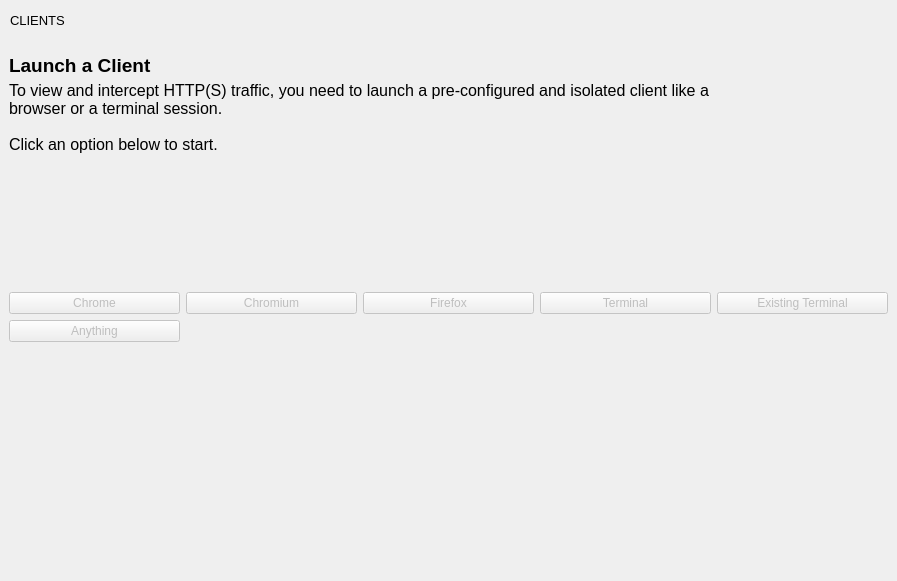
First picture: the form in src/views/clients/clients_page.ui, repository evanrolfe/pntest, before the edit.
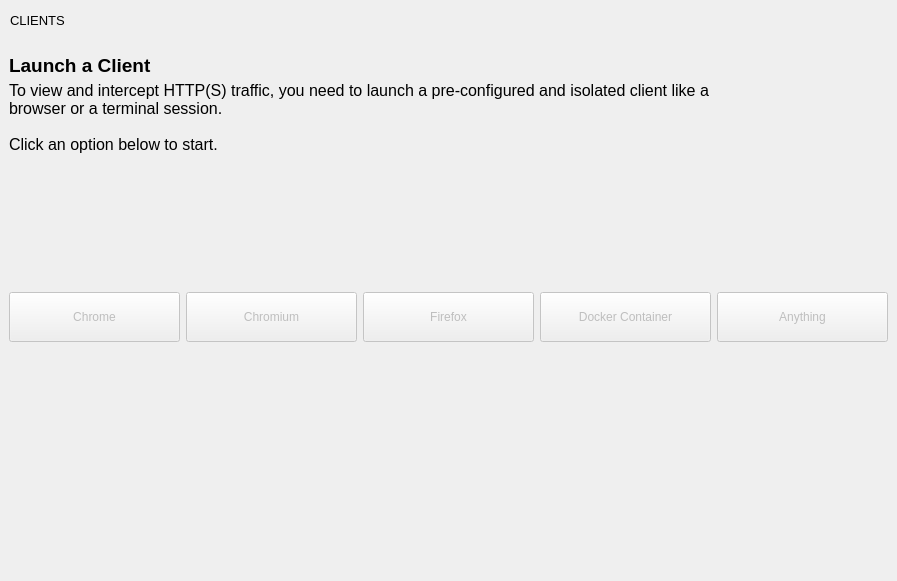
Second picture: the form after the edit. Custom widgets are drawn as their Qt base class.

Commit message: add docker to clients list

```diff
--- a/src/views/clients/clients_page.ui
+++ b/src/views/clients/clients_page.ui
@@ -211,11 +211,36 @@
      <property name="bottomMargin">
       <number>9</number>
      </property>
+     <item row="0" column="4">
+      <widget class="QPushButton" name="anythingButton">
+       <property name="enabled">
+        <bool>false</bool>
+       </property>
+       <property name="minimumSize">
+        <size>
+         <width>0</width>
+         <height>50</height>
+        </size>
+       </property>
+       <property name="cursor">
+        <cursorShape>PointingHandCursor</cursorShape>
+       </property>
+       <property name="text">
+        <string>Anything</string>
+       </property>
+      </widget>
+     </item>
      <item row="0" column="0">
       <widget class="QPushButton" name="chromeButton">
        <property name="enabled">
         <bool>false</bool>
        </property>
+       <property name="minimumSize">
+        <size>
+         <width>0</width>
+         <height>50</height>
+        </size>
+       </property>
        <property name="cursor">
         <cursorShape>PointingHandCursor</cursorShape>
        </property>
@@ -242,6 +267,12 @@
        <property name="enabled">
         <bool>false</bool>
        </property>
+       <property name="minimumSize">
+        <size>
+         <width>0</width>
+         <height>50</height>
+        </size>
+       </property>
        <property name="cursor">
         <cursorShape>PointingHandCursor</cursorShape>
        </property>
@@ -250,42 +281,41 @@
        </property>
       </widget>
      </item>
+     <item row="0" column="1">
+      <widget class="QPushButton" name="chromiumButton">
+       <property name="enabled">
+        <bool>false</bool>
+       </property>
+       <property name="minimumSize">
+        <size>
+         <width>0</width>
+         <height>50</height>
+        </size>
+       </property>
+       <property name="cursor">
+        <cursorShape>PointingHandCursor</cursorShape>
+       </property>
+       <property name="text">
+        <string>Chromium</string>
+       </property>
+      </widget>
+     </item>
      <item row="0" column="3">
       <widget class="QPushButton" name="terminalButton">
        <property name="enabled">
         <bool>false</bool>
        </property>
-       <property name="cursor">
-        <cursorShape>PointingHandCursor</cursorShape>
+       <property name="minimumSize">
+        <size>
+         <width>0</width>
+         <height>50</height>
+        </size>
        </property>
-       <property name="text">
-        <string>Terminal</string>
-       </property>
-      </widget>
-     </item>
-     <item row="0" column="4">
-      <widget class="QPushButton" name="existingTerminalButton">
-       <property name="enabled">
-        <bool>false</bool>
-       </property>
        <property name="cursor">
         <cursorShape>PointingHandCursor</cursorShape>
        </property>
        <property name="text">
-        <string>Existing Terminal</string>
-       </property>
-      </widget>
-     </item>
-     <item row="1" column="0">
-      <widget class="QPushButton" name="anythingButton">
-       <property name="enabled">
-        <bool>false</bool>
-       </property>
-       <property name="cursor">
-        <cursorShape>PointingHandCursor</cursorShape>
-       </property>
-       <property name="text">
-        <string>Anything</string>
+        <string>Docker Container</string>
        </property>
       </widget>
      </item>
```
Left out of the diff: 15 changed lines with no effect on the pictures. The commit also changes 5 other files.
